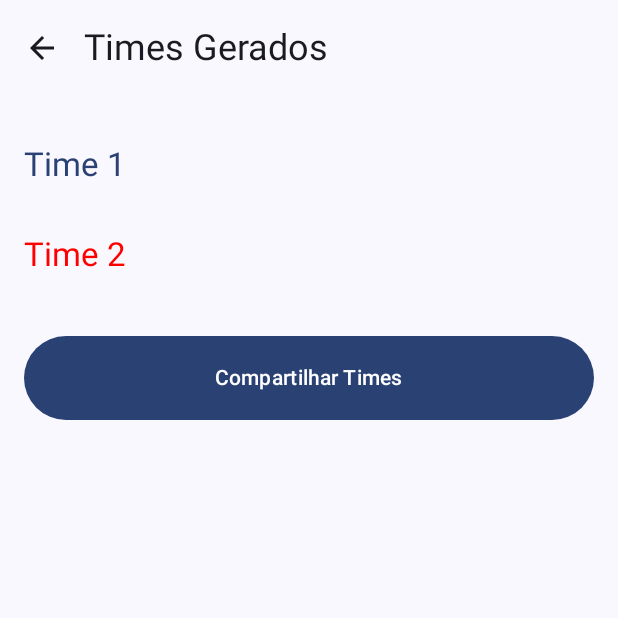
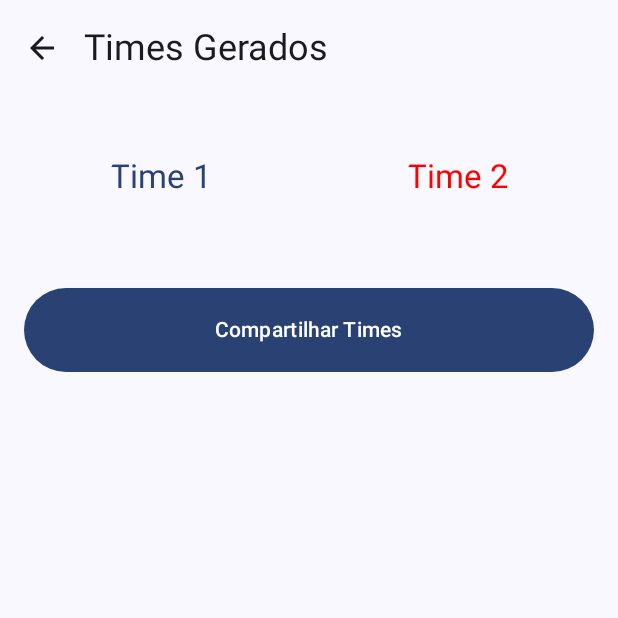
Before and after one commit to PauloVargas07/leagueChampionsApp, an Android app built with Jetpack Compose: the composable TeamsScreen called with empty values, on a phone screen of 412 x 824 dp, the top half of it. Run offline under Robolectric (Android 15) with nearby library versions, the phone set to English and light mode, and no system bars; network calls fail; pictures from the network do not load; 1 statement that could not run was skipped.

Commit message:
refactor: TeamsActivity

```diff
--- a/app/src/main/java/com/example/leaguechampions/activities/TeamsActivity.kt
+++ b/app/src/main/java/com/example/leaguechampions/activities/TeamsActivity.kt
@@ -11,6 +11,8 @@ import com.example.leaguechampions.models.Champion
 import androidx.compose.runtime.*
 import androidx.compose.foundation.layout.*
 import androidx.compose.foundation.Image
+import androidx.compose.foundation.background
+import androidx.compose.foundation.border
 import androidx.compose.foundation.lazy.LazyRow
 import androidx.compose.foundation.lazy.items
 import androidx.compose.material3.*
@@ -26,6 +28,7 @@ import androidx.compose.ui.text.style.TextAlign
 import androidx.compose.ui.unit.sp
 import androidx.compose.material.icons.Icons
 import androidx.compose.material.icons.filled.ArrowBack
+import androidx.compose.ui.unit.Dp
 
 class TeamsActivity : ComponentActivity() {
     override fun onCreate(savedInstanceState: Bundle?) {
@@ -86,23 +89,44 @@ fun TeamsScreen(
             ) {
                 Spacer(modifier = Modifier.height(16.dp))
 
+                Row(
+                    modifier = Modifier.fillMaxWidth(),
+                    horizontalArrangement = Arrangement.spacedBy(16.dp)
+                ) {
+                    Column(
+                        modifier = Modifier
+                            .weight(1f),
+                        horizontalAlignment = Alignment.CenterHorizontally
+                    ) {
                         Text(
                             text = "Time 1",
                             style = MaterialTheme.typography.titleLarge,
-                    color = MaterialTheme.colorScheme.primary
+                            color = MaterialTheme.colorScheme.primary,
+                            modifier = Modifier
+                                .padding(8.dp)
+                                .clip(MaterialTheme.shapes.medium)
                         )
-                Spacer(modifier = Modifier.height(8.dp))
-                ChampionTeamRow(team = team1)
+                        Spacer(modifier = Modifier.height(1.dp))
+                        ChampionTeamColumn(team = team1, cardSize = 50.dp)
+                    }
 
-                Spacer(modifier = Modifier.height(24.dp))
-
+                    Column(
+                        modifier = Modifier
+                            .weight(1f),
+                        horizontalAlignment = Alignment.CenterHorizontally
+                    ) {
                         Text(
                             text = "Time 2",
                             style = MaterialTheme.typography.titleLarge,
-                    color = Color.Red
+                            color = Color.Red,
+                            modifier = Modifier
+                                .padding(8.dp)
+                                .clip(MaterialTheme.shapes.medium)
                         )
-                Spacer(modifier = Modifier.height(8.dp))
-                ChampionTeamRow(team = team2)
+                        Spacer(modifier = Modifier.height(4.dp))
+                        ChampionTeamColumn(team = team2, cardSize = 50.dp)
+                    }
+                }
 
                 Spacer(modifier = Modifier.height(32.dp))
 
@@ -118,7 +142,10 @@ fun TeamsScreen(
                     },
                     modifier = Modifier
                         .fillMaxWidth()
-                        .height(56.dp)
+                        .height(56.dp),
+                    colors = ButtonDefaults.buttonColors(
+                        containerColor = MaterialTheme.colorScheme.primary
+                    )
                 ) {
                     Text("Compartilhar Times")
                 }
@@ -128,30 +155,38 @@ fun TeamsScreen(
 }
 
 @Composable
-fun ChampionTeamRow(team: List<Champion>) {
-    LazyRow(
-        modifier = Modifier.fillMaxWidth(),
-        horizontalArrangement = Arrangement.spacedBy(18.dp)
+fun ChampionTeamColumn(team: List<Champion>, cardSize: Dp) {
+    Column(
+        modifier = Modifier
+            .fillMaxWidth()
+            .padding(8.dp),
+        verticalArrangement = Arrangement.spacedBy(16.dp)
     ) {
-        items(team) { champion ->
-            Column(
-                horizontalAlignment = Alignment.CenterHorizontally,
-                modifier = Modifier.width(60.dp)
+        team.forEach { champion ->
+            Row(
+                verticalAlignment = Alignment.CenterVertically,
+                modifier = Modifier
+                    .fillMaxWidth()
+                    .padding(8.dp)
+                    .background(Color(0xFFE1E3EB), shape = MaterialTheme.shapes.medium)
+                    .clip(MaterialTheme.shapes.medium)
+                    .padding(8.dp)
             ) {
                 Image(
                     painter = rememberAsyncImagePainter(model = champion.icon),
                     contentDescription = null,
                     modifier = Modifier
-                        .size(60.dp)
+                        .size(cardSize)
                         .clip(CircleShape)
+                        .border(2.dp, Color.Gray, CircleShape)
                 )
-                Spacer(modifier = Modifier.height(4.dp))
+                Spacer(modifier = Modifier.width(8.dp))
                 Text(
                     text = champion.name,
-                    style = MaterialTheme.typography.bodyMedium,
-                    textAlign = TextAlign.Center,
-                    maxLines = 2,
-                    fontSize = 13.sp
+                    style = MaterialTheme.typography.bodyMedium.copy(fontSize = 14.sp),
+                    modifier = Modifier
+                        .weight(1f)
+                        .padding(horizontal = 8.dp)
                 )
             }
         }
```
Lines whose indentation alone changed are shown as unchanged.
